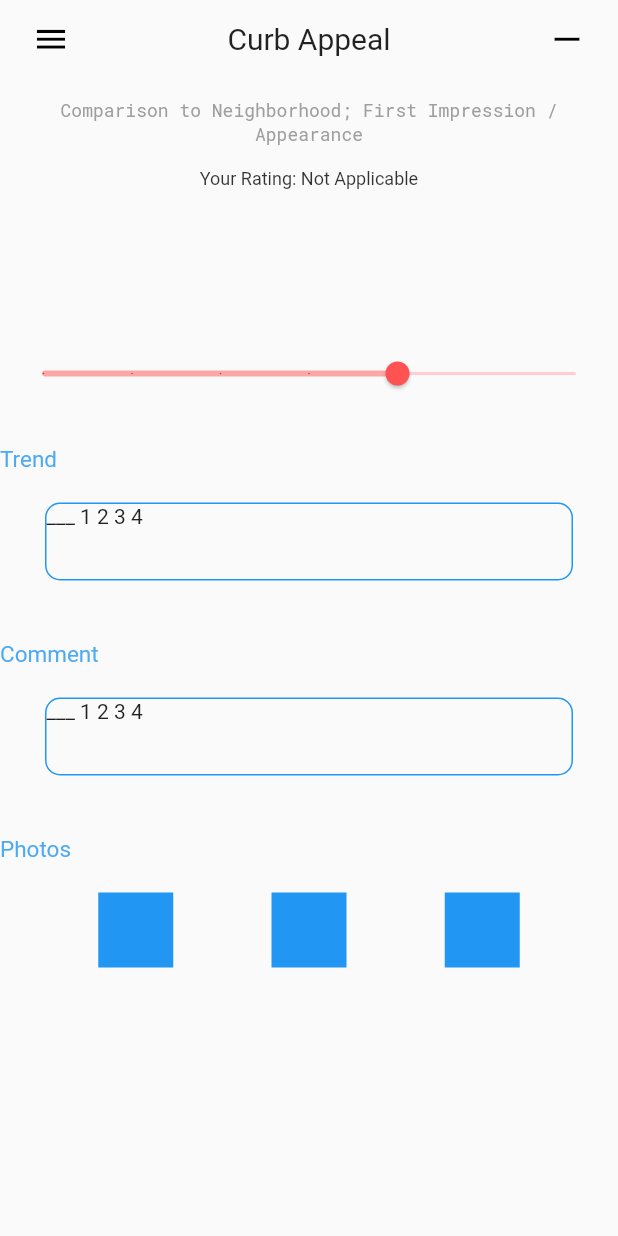
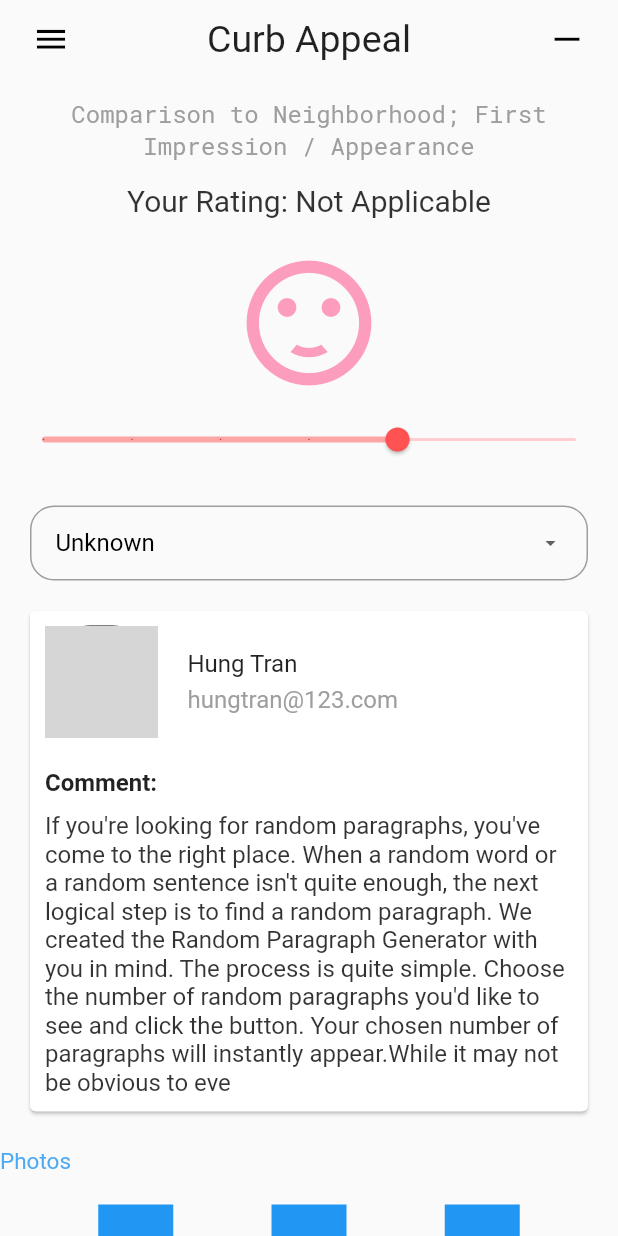
Before and after one commit to hqt286/InnovationChallange, a Flutter app: the screen it shows after launch, on a phone screen of 412 x 824 dp. Run offline on Flutter 3.47's test engine with Material 2 defaults, Android fonts, the light colour scheme and no system bars; our stand-ins replace font_awesome_flutter; accounts and stored records are empty; network calls fail; grey boxes are pictures that could not be loaded.

Commit message:
Edit Trend Session

```diff
--- a/lib/commentpage.dart
+++ b/lib/commentpage.dart
@@ -1,13 +1,15 @@
 
 import 'package:flutter/material.dart';
+import 'package:inspection_app/dto/commentdto.dart';
 
 class CommentPage extends StatefulWidget {
-  String _comment;
+   CommentDTO _comment;
   CommentPage(this._comment);
 
-  String get comment => _comment;
 
-  set comment(String value) {
+   CommentDTO get comment => _comment;
+
+  set comment(CommentDTO value) {
     _comment = value;
   }
 
@@ -23,7 +25,7 @@ class CommentPageState extends State<CommentPage> {
       appBar: AppBar(
         title: Text("Comments"),
       ),
-      body: Text(widget._comment),
+      body: Text(widget._comment.content),
     );
   }
 }
--- /dev/null
+++ b/lib/customcommentwidget.dart
@@ -0,0 +1,122 @@
+import 'package:flutter/material.dart';
+import 'package:inspection_app/dto/commentdto.dart';
+
+class CustomCommentWidget extends StatefulWidget {
+
+  String _title;
+  CommentDTO _comment;
+
+  String get title => _title;
+
+  set title(String value) {
+    _title = value;
+  }
+
+  CommentDTO get comment => _comment;
+
+  set comment(CommentDTO value) {
+    _comment = value;
+  }
+
+  CustomCommentWidget(this._title, this._comment);
+
+  @override
+  createState() => CustomCommentWidgetState();
+}
+
+class CustomCommentWidgetState extends State <CustomCommentWidget> {
+
+  @override
+  Widget build(BuildContext context) {
+
+    return Card(
+
+      child: Column(
+        children: [
+
+          //***************************************** Header Section ******************
+          Padding(
+            padding: EdgeInsets.symmetric(vertical: 10, horizontal: 10),
+            child: Align(
+              alignment: Alignment.topLeft,
+              child: Row(
+                children: [
+                  Container(
+                    width: 75,
+                    height: 75,
+                    decoration: BoxDecoration(
+                        color: Colors.black,
+                        borderRadius: BorderRadius.circular(60/2),
+                        image: DecorationImage(
+                            fit: BoxFit.cover,
+                            image: widget._comment.user.photoId
+                        )
+                    ),
+                  ),
+
+                  //***************************************** Body Section ******************
+                  Padding(
+                    padding: EdgeInsets.only(left: 20),
+                    child:
+                    Column(
+                      crossAxisAlignment: CrossAxisAlignment.start,
+                      children: [
+                        SizedBox(
+                            child: Text(widget._comment.user.userName,style: TextStyle(fontSize: 16),
+                            )
+                        ),
+                        SizedBox(height: 5,
+                        ),
+                        Text(widget._comment.user.email,
+                          style: TextStyle(color: Colors.grey, fontSize: 16),
+                        )
+                      ],
+                    ),
+                  )
+                ],
+              ),
+            ),
+          ),
+
+          Container(
+            child: Padding(
+              padding: EdgeInsets.only(top: 10, left: 10, right: 10),
+              child: Align(
+                alignment: Alignment.centerLeft,
+
+                child: Title (
+                  color: Colors.black,
+                  child: Text(widget._title,
+                    style: TextStyle(fontSize: 16, fontWeight: FontWeight.bold),
+                  ),
+                ),
+              ),
+            ),
+          ),
+
+          //********************************* Text Section ****************
+
+          Container(
+            child: Padding (
+              padding: EdgeInsets.all(10),
+              child: Align(
+                alignment: Alignment.center,
+                child: InkWell(
+                  child: Container(
+                    child: Text(widget._comment.content,
+                      style: TextStyle(color: Colors.black.withOpacity(0.8), fontSize: 16),
+                    ),
+                  ),
+                ),
+              ),
+            ),
+
+          ),
+
+
+
+        ],
+      ),
+    );
+  }
+}
--- /dev/null
+++ b/lib/customdropdownwidget.dart
@@ -0,0 +1,65 @@
+import 'package:flutter/material.dart';
+import 'package:inspection_app/dto/commentdto.dart';
+
+
+class CustomDropDown extends StatefulWidget {
+
+  String _selectValue;
+
+
+  List _selections = ["Improving", "Stable", "Declining","Unknown"];
+
+  CustomDropDown(this._selectValue);
+
+  @override
+  createState() => CustomDropDownState();
+
+  String get selectValue => _selectValue;
+
+  set selectValue(String value) {
+    _selectValue = value;
+  }
+}
+
+class CustomDropDownState extends State<CustomDropDown> {
+
+  @override
+  Widget build(BuildContext context) {
+
+    return Container(
+      padding: EdgeInsets.symmetric(horizontal: 16),
+      decoration: BoxDecoration(
+        border: Border.all(
+          color: Colors.grey, width: 1.0,
+        ),
+        borderRadius: BorderRadius.circular(16),
+      ),
+      child: DropdownButton(
+        hint: Text("Select Items: "),
+        dropdownColor: Colors.white,
+        icon: Icon(Icons.arrow_drop_down),
+        iconSize: 16,
+        isExpanded: true,
+        underline:SizedBox(),
+        style: TextStyle(
+            color: Colors.black,
+            fontSize: 16
+        ),
+        value: widget._selectValue,
+        onChanged: (newValue) {
+          setState(() {
+            widget._selectValue = newValue;
+          });
+        },
+        items: widget._selections.map(
+                (valueItem){
+              return DropdownMenuItem(
+                value: valueItem,
+                child: Text (valueItem),
+              );
+            }
+        ).toList(),
+      ),
+    );
+  }
+}
--- a/lib/ratingwidget.dart
+++ b/lib/customratingwidget.dart
@@ -31,14 +31,14 @@ class CustomRatingWidgetState extends State<CustomRatingWidget> {
               alignment: Alignment.center,
               child:Text(
                 "Your Rating: ${widget._curbAppealDTO.ratingLabel}",
-                style: TextStyle(color: Colors.black.withOpacity(0.8), fontSize: 12),
+                style: TextStyle(color: Colors.black.withOpacity(0.8), fontSize: 20),
               ),
             ),
             Padding(
                 padding: EdgeInsets.only(top: 20),
               child: Icon(widget._curbAppealDTO.ratingIcon,
                 color: widget._curbAppealDTO.ratingColor,
-                size: 75,
+                size: 100,
               ),
             ),
             Container(
--- /dev/null
+++ b/lib/dto/commentdto.dart
@@ -0,0 +1,24 @@
+import 'package:inspection_app/dto/userdto.dart';
+
+class CommentDTO {
+
+  UserDTO _user;
+  String _content;
+
+  CommentDTO(UserDTO user) {
+    _content = "";
+    _user = user;
+  }
+
+  String get content => _content;
+
+  set content(String value) {
+    _content = value;
+  }
+
+  UserDTO get user => _user;
+
+  set user(UserDTO value) {
+    _user = value;
+  }
+}
--- a/lib/dto/curbappealdto.dart
+++ b/lib/dto/curbappealdto.dart
@@ -1,24 +1,28 @@
 import 'package:flutter/material.dart';
 import 'package:inspection_app/dto/photodto.dart';
+import 'package:inspection_app/dto/commentdto.dart';
+import 'package:inspection_app/dto/userdto.dart';
 import 'dart:ui';
-import 'package:font_awesome_flutter/font_awesome_flutter.dart';
 
 class CurbAppealDTO {
   double _rating;
   String _trend;
-  String _comment;
+  CommentDTO _comment;
   List<PhotoDTO> _photos;
   Color _ratingColor;
   IconData _ratingIcon;
   String _ratingLabel;
+  UserDTO _user;
 
-  CurbAppealDTO() {
+  CurbAppealDTO(UserDTO user) {
     this._rating = 4;
-    this._trend = "";
-    this._comment= "";
+    this._trend = "Unknown";
     this._photos = [];
-    this._ratingColor = Colors.white;
+    this._ratingColor = Colors.pinkAccent.withOpacity(0.5);
     this._ratingLabel = "Not Applicable";
+    this._ratingIcon = Icons.sentiment_satisfied;
+    this._user = user;
+    this._comment = CommentDTO(user);
   }
 
   Color get ratingColor => _ratingColor;
@@ -33,9 +37,9 @@ class CurbAppealDTO {
     _photos = value;
   }
 
-  String get comment => _comment;
+  CommentDTO get comment => _comment;
 
-  set comment(String value) {
+  set comment(CommentDTO value) {
     _comment = value;
   }
 
@@ -97,4 +101,10 @@ class CurbAppealDTO {
   set ratingIcon(IconData value) {
     _ratingIcon = value;
   }
+
+  UserDTO get user => _user;
+
+  set user(UserDTO value) {
+    _user = value;
+  }
 }
--- a/lib/dto/photodto.dart
+++ b/lib/dto/photodto.dart
@@ -1,18 +1,18 @@
 import 'package:flutter/material.dart';
+import 'package:inspection_app/dto/commentdto.dart';
 
 class PhotoDTO {
 
   int _photoId;
   NetworkImage _image;
-  String _comment;
+  CommentDTO _comment;
   bool _importantFlag;
-
 
   PhotoDTO(this._photoId, this._image, this._comment, this._importantFlag);
 
-  String get comment => _comment;
+  CommentDTO get comment => _comment;
 
-  set comment(String value) {
+  set comment(CommentDTO value) {
     _comment = value;
   }
 
--- /dev/null
+++ b/lib/dto/userdto.dart
@@ -0,0 +1,41 @@
+import 'package:flutter/material.dart';
+
+class UserDTO {
+  String _userName;
+  NetworkImage _photoId;
+  String _uid;
+  String _email;
+  String _fullName;
+
+  UserDTO(this._userName);
+
+  String get userName => _userName;
+
+  set userName(String value) {
+    _userName = value;
+  }
+
+  NetworkImage get photoId => _photoId;
+
+  set photoId(NetworkImage image) {
+    _photoId = image;
+  }
+
+  String get uid => _uid;
+
+  set uid(String value) {
+    _uid = value;
+  }
+
+  String get email => _email;
+
+  set email(String value) {
+    _email = value;
+  }
+
+  String get fullName => _fullName;
+
+  set fullName(String value) {
+    _fullName = value;
+  }
+}
--- a/lib/gallerypage.dart
+++ b/lib/gallerypage.dart
@@ -120,8 +120,8 @@ class GalleryState extends State<Gallery>{
                       Padding(
                         padding: EdgeInsets.all(16).copyWith(bottom: 0),
                         child: Text(
-                          cutText(widget._photos[index].comment),
-                          style: TextStyle(fontSize: 12),
+                          cutText(widget._photos[index].comment.content),
+                          style: TextStyle(fontSize: 16),
                         ),
                       ),
                       ButtonBar(
--- a/lib/imagecommentpage.dart
+++ b/lib/imagecommentpage.dart
@@ -79,7 +79,7 @@ class ImageCommentPageState extends State<ImageCommentPage> {
                     child: Align(
                       child: InkWell(
                         child: Container(
-                            child: Text(widget._photoDTO.comment,
+                            child: Text(widget._photoDTO.comment.content,
                               style: TextStyle(color: Colors.black.withOpacity(0.8), fontSize: 12),
                             ),
                         ),
--- a/lib/main.dart
+++ b/lib/main.dart
@@ -1,11 +1,14 @@
 import 'dart:ui';
 import 'package:flutter/material.dart';
-import 'package:flutter_rating_bar/flutter_rating_bar.dart';
 import 'package:inspection_app/commentpage.dart';
 import 'package:inspection_app/dto/photodto.dart';
 import 'package:inspection_app/gallerypage.dart';
 import 'package:inspection_app/dto/curbappealdto.dart';
-import 'package:inspection_app/ratingwidget.dart';
+import 'package:inspection_app/customratingwidget.dart';
+import 'package:inspection_app/customcommentwidget.dart';
+import 'package:inspection_app/dto/userdto.dart';
+import 'package:inspection_app/dto/commentdto.dart';
+import 'package:inspection_app/customdropdownwidget.dart';
 import 'dart:math';
 
 void main() {
@@ -15,22 +18,46 @@ void main() {
   ));
 }
 
+CurbAppealDTO createTestCurbData() {
+
+  CurbAppealDTO curbAppealDTO;
+
+  UserDTO user = UserDTO("Hung Tran");
+  user.email = "hungtran@123.com";
+  user.photoId = NetworkImage("https://picsum.photos/id/237/200");
+
+  curbAppealDTO = new CurbAppealDTO(user);
+  String dummyText = "If you're looking for random paragraphs, you've come to the right place. When a random word or a random sentence isn't quite enough,"
+      +" the next logical step is to find a random paragraph." +
+      " We created the Random Paragraph Generator with you in mind. The process is quite simple. Choose the number of random paragraphs"
+      +" you'd like to see and click the button. Your chosen number of paragraphs will instantly appear."
+      + "While it may not be obvious to eve";
+
+  curbAppealDTO.comment.content = dummyText;
+
+  CommentDTO comment = new CommentDTO(user);
+  comment.content = dummyText;
+
+  CommentDTO comment1 = new CommentDTO(user);
+  comment1.content = "Dummy";
+
+  curbAppealDTO.photos.add(new PhotoDTO(1, NetworkImage("https://picsum.photos/id/${Random().nextInt(100)}/500"), comment, false));
+  curbAppealDTO.photos.add(new PhotoDTO(2, NetworkImage("https://picsum.photos/id/${Random().nextInt(100)}/500"), comment1, false));
+  curbAppealDTO.photos.add(new PhotoDTO(3, NetworkImage("https://picsum.photos/id/${Random().nextInt(100)}/500"), comment1, false));
+  curbAppealDTO.photos.add(new PhotoDTO(4, NetworkImage("https://picsum.photos/id/${Random().nextInt(100)}/500"), comment1, false));
+  curbAppealDTO.photos.add(new PhotoDTO(5, NetworkImage("https://picsum.photos/id/${Random().nextInt(100)}/500"), comment1, false));
+  curbAppealDTO.photos.add(new PhotoDTO(6, NetworkImage("https://picsum.photos/id/${Random().nextInt(100)}/500"), comment1, false));
+  curbAppealDTO.photos.add(new PhotoDTO(7, NetworkImage("https://picsum.photos/id/${Random().nextInt(100)}/500"), comment1, false));
+
+  return curbAppealDTO;
+}
+
 class InspectionApp extends StatefulWidget{
 
-  CurbAppealDTO _curbAppeal = new CurbAppealDTO();
+  CurbAppealDTO _curbAppeal;
   InspectionApp() {
-    _curbAppeal = new CurbAppealDTO();
-    _curbAppeal.photos.add(new PhotoDTO(1, NetworkImage("https://picsum.photos/id/${Random().nextInt(100)}/500"), "If you're looking for random paragraphs, you've come to the right place. When a random word or a random sentence isn't quite enough, the next logical step is to find a random paragraph. We created the Random Paragraph Generator with you in mind. The process is quite simple. Choose the number of random paragraphs"
-        +" you'd like to see and click the button. Your chosen number of paragraphs will instantly appear."
-        + "While it may not be obvious to eve", false));
-    _curbAppeal.photos.add(new PhotoDTO(2, NetworkImage("https://picsum.photos/id/${Random().nextInt(100)}/500"), "Hello", false));
-    _curbAppeal.photos.add(new PhotoDTO(3, NetworkImage("https://picsum.photos/id/${Random().nextInt(100)}/500"), "Hello", false));
-    _curbAppeal.photos.add(new PhotoDTO(4, NetworkImage("https://picsum.photos/id/${Random().nextInt(100)}/500"), "Hello", false));
-    _curbAppeal.photos.add(new PhotoDTO(5, NetworkImage("https://picsum.photos/id/${Random().nextInt(100)}/500"), "Hello", false));
-    _curbAppeal.photos.add(new PhotoDTO(6, NetworkImage("https://picsum.photos/id/${Random().nextInt(100)}/500"), "Hello", false));
-    _curbAppeal.photos.add(new PhotoDTO(7, NetworkImage("https://picsum.photos/id/${Random().nextInt(100)}/500"), "Hello", false));
+    _curbAppeal = createTestCurbData();
   }
-
   CurbAppealDTO get curbAppeal => _curbAppeal;
 
   set curbAppeal(CurbAppealDTO value) {
@@ -90,7 +117,7 @@ class InspectionAppState extends State<InspectionApp> {
                       ),
 
                       Text("Curb Appeal",
-                        style: TextStyle(fontSize: 20),
+                        style: TextStyle(fontSize: 25),
                       ),
                       Ink (
                         child: IconButton(
@@ -108,95 +135,34 @@ class InspectionAppState extends State<InspectionApp> {
           body: SingleChildScrollView (
             child: Column(
               children: [
+
                 Container(
                   child: Padding(
                       padding: EdgeInsets.symmetric(vertical: 15.0, horizontal: 16.0),
                       child: Text("Comparison to Neighborhood; First Impression / Appearance",
-                        style: TextStyle(fontFamily: 'RobotoMono', fontSize: 12, color: Colors.grey),
+                        style: TextStyle(fontFamily: 'RobotoMono', fontSize: 16, color: Colors.grey),
                         textAlign: TextAlign.center,)
                   ),
                 ),
+
 
                 //******************************************** Rating Section **************************************************************
                 CustomRatingWidget(widget._curbAppeal),
 
                 //******************************************** Trend Section **************************************************************
-                Container(
-                  child: Column(
-                    children: [
-                      Container(
-                        margin: EdgeInsets.symmetric(vertical: 20),
-                        child: Align(
-                          alignment: Alignment.centerLeft,
-                          child: Text("Trend",
-                            style: TextStyle(color: Colors.blue.withOpacity(0.8), fontSize: 15),
-                          ),
-                        ),
-                      ),
-                      Container(
-                        child: Align(
-                          child: InkWell(
-                            child: Container(
-                                decoration: BoxDecoration(
-                                    shape: BoxShape.rectangle,
-                                    borderRadius: BorderRadius.circular(10),
-                                    border: Border.all(
-                                      color: Colors.blue,
-                                      width: 1,
-                                    )
-                                ),
-                                child: Container(
-                                  width: 350,
-                                  height: 50,
-                                  child: Text("___ 1 2 3 4"),
-                                )
-                            ),
-                            onTap: commentButtonPressed,
-                          ),
-                        ),
-                      )
-                    ],
-                  ),
+
+                Padding(
+                  padding: EdgeInsets.symmetric(vertical: 16, horizontal: 20),
+                  child: CustomDropDown(widget._curbAppeal.trend),
                 ),
-                //******************************************** Comment Section **************************************************************
-                Container(
-                  margin: EdgeInsets.symmetric(vertical: 20),
-                  child: Column(
-                    children: [
-                      Container(
-                        margin: EdgeInsets.symmetric(vertical: 20),
-                        child: Align(
-                          alignment: Alignment.centerLeft,
-                          child: Text("Comment",
-                            style: TextStyle(color: Colors.blue.withOpacity(0.8), fontSize: 15),
-                          ),
-                        ),
-                      ),
-                      Container(
-                        child: Align(
-                          child: InkWell(
-                            child: Container(
-                                decoration: BoxDecoration(
-                                    shape: BoxShape.rectangle,
-                                    borderRadius: BorderRadius.circular(10),
-                                    border: Border.all(
-                                      color: Colors.blue,
-                                      width: 1,
-                                    )
-                                ),
-                                child: Container(
-                                  width: 350,
-                                  height: 50,
-                                  child: Text("___ 1 2 3 4"),
-                                )
-                            ),
-                            onTap: commentButtonPressed,
-                          ),
-                        ),
-                      )
-                    ],
-                  ),
+
+                //******************************************** Trend Section **************************************************************
+                Padding(
+                  padding: EdgeInsets.symmetric(horizontal: 16),
+                  child: CustomCommentWidget("Comment: ", widget._curbAppeal.comment),
                 ),
+
+
                 //******************************************** Gallery Section **************************************************************
 
                 Container(
```
